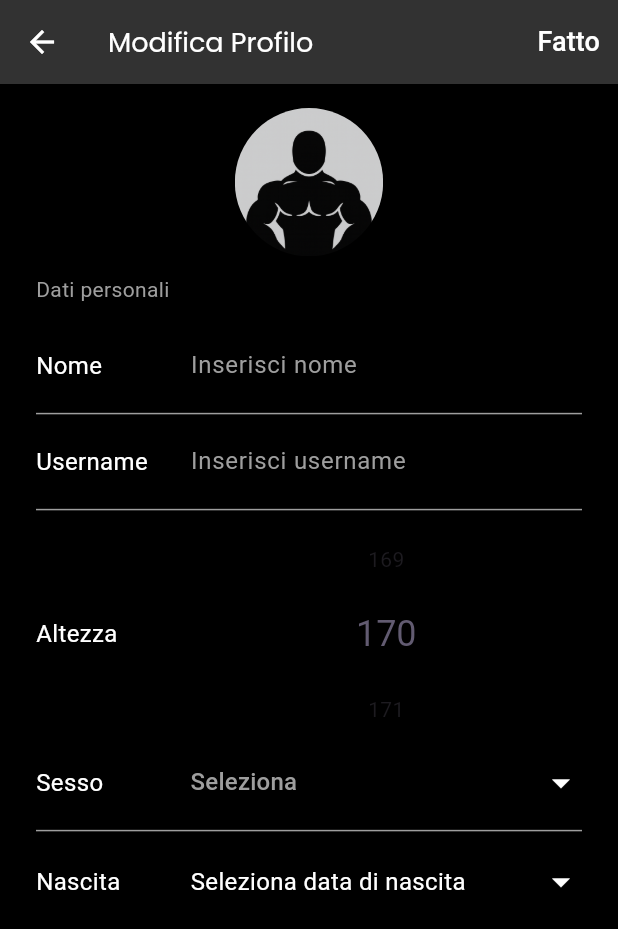
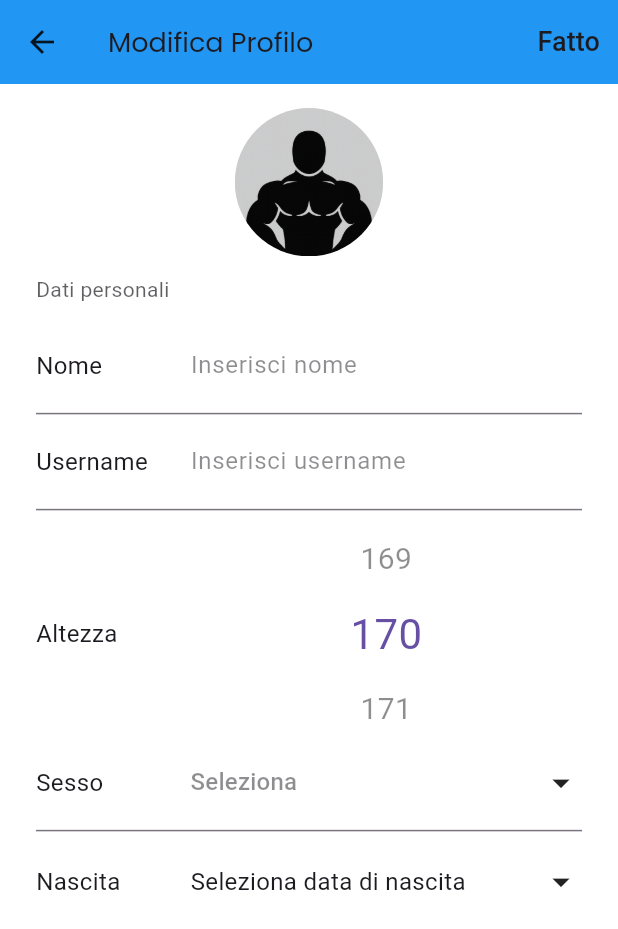
Before and after one commit to alessiogatto04/BYBV, a Flutter app: the Settings_Page screen opened directly, after a tap on "Profilo", on a phone screen of 412 x 824 dp. Shown: the top 929 px of the screen. Run offline on Flutter 3.47's test engine with Material 3 defaults, Android fonts, the phone set to English and light mode, and no system bars; drawn by our look-alikes of numberpicker; our stand-ins replace cloud_firestore, firebase_auth, firebase_core, google_sign_in, shared_preferences, table_calendar and 1 more; accounts and stored records are empty.

Commit message:
Miglioramento gestione tema chiaro scuro

```diff
--- a/bybv/lib/Pages/impostazioni.dart
+++ b/bybv/lib/Pages/impostazioni.dart
@@ -28,16 +28,16 @@ class Settings_Page extends StatelessWidget {
     double screenWidth = MediaQuery.of(context).size.width;
 
     return Scaffold(
-      backgroundColor: Colors.black,
+      backgroundColor: Theme.of(context).scaffoldBackgroundColor,
       appBar: AppBar(
-        backgroundColor: Colors.black,
+        backgroundColor: Theme.of(context).appBarTheme.backgroundColor ?? Theme.of(context).primaryColor,
         leading: IconButton(
-          icon: const Icon(Icons.arrow_back, color: Colors.white),
+          icon: Icon(Icons.arrow_back, color: Theme.of(context).iconTheme.color),
           onPressed: () => Navigator.pop(context),
         ),
-        title: const Text(
+        title: Text(
           "Impostazioni",
-          style: TextStyle(color: Colors.white),
+          style: TextStyle(color: Theme.of(context).textTheme.titleLarge?.color ?? Colors.white),
         ),
         centerTitle: true,
       ),
@@ -46,9 +46,9 @@ class Settings_Page extends StatelessWidget {
           const SizedBox(height: 16),
 
         ListTile(
-            leading: Icon(Icons.person, color: Colors.white),
-            title: Text("Profilo", style: TextStyle(color: Colors.white)),
-            trailing: Icon(Icons.chevron_right, color: Colors.grey),
+            leading: Icon(Icons.person, color: Theme.of(context).iconTheme.color),
+            title: Text("Profilo", style: TextStyle(color: Theme.of(context).textTheme.bodyLarge?.color)),
+            trailing: Icon(Icons.chevron_right, color: Theme.of(context).iconTheme.color?.withOpacity(0.7) ?? Colors.grey),
             onTap: () {
               Navigator.push(
                 context,
@@ -58,27 +58,27 @@ class Settings_Page extends StatelessWidget {
         ),
 
           Container(
-            color: Colors.black,
+            color: Theme.of(context).cardColor,
             child: ListTile(
-              leading: Icon(Icons.language, color: Colors.white),
-              title: Text("Lingua", style: TextStyle(color: Colors.white)),
-              trailing: Icon(Icons.chevron_right, color: Colors.grey),
+              leading: Icon(Icons.language, color: Theme.of(context).iconTheme.color),
+              title: Text("Lingua", style: TextStyle(color: Theme.of(context).textTheme.bodyLarge?.color)),
+              trailing: Icon(Icons.chevron_right, color: Theme.of(context).iconTheme.color?.withOpacity(0.7) ?? Colors.grey),
 
             ),
           ),
 
           Container(
-            color: Colors.black,
+            color: Theme.of(context).cardColor,
             child: ListTile(
-              leading: Icon(Icons.dark_mode, color: Colors.white),
-              title: Text("Tema", style: TextStyle(color: Colors.white)),
-              subtitle: Text(label, style: TextStyle(color: Colors.white)),
-              trailing: Icon(Icons.chevron_right, color: Colors.grey),
+              leading: Icon(Icons.dark_mode, color: Theme.of(context).iconTheme.color),
+              title: Text("Tema", style: TextStyle(color: Theme.of(context).textTheme.bodyLarge?.color)),
+              subtitle: Text(label, style: TextStyle(color: Theme.of(context).textTheme.bodyMedium?.color)),
+              trailing: Icon(Icons.chevron_right, color: Theme.of(context).iconTheme.color?.withOpacity(0.7) ?? Colors.grey),
               onTap: () {
                 showModalBottomSheet(
                   context: context,
                   isScrollControlled: true,
-                  backgroundColor: Colors.grey[900], // Sfondo scuro del BottomSheet
+                  backgroundColor: Theme.of(context).dialogBackgroundColor,
                   shape: RoundedRectangleBorder(
                     borderRadius: BorderRadius.vertical(top: Radius.circular(20)),
                   ),
@@ -99,7 +99,7 @@ class Settings_Page extends StatelessWidget {
                             width: screenWidth * 0.12,
                             height: 4,
                             decoration: BoxDecoration(
-                              color: Colors.grey[600],
+                              color: Theme.of(context).dividerColor,
                               borderRadius: BorderRadius.circular(2),
                             ),
                           ),
@@ -110,7 +110,7 @@ class Settings_Page extends StatelessWidget {
                             "Seleziona il tema",
                             style: TextStyle(
                               fontFamily: 'Poppins',
-                              color: Colors.white,
+                              color: Theme.of(context).textTheme.bodyLarge?.color,
                               fontWeight: FontWeight.w500,
                               fontSize: screenWidth * 0.05,
                             ),
@@ -120,15 +120,19 @@ class Settings_Page extends StatelessWidget {
                           // Opzione Sistema
                           Container(
                             decoration: BoxDecoration(
-                              border: Border.all(color: Colors.grey[700]!, width: 1),
+                              border: Border.all(
+                                color: Theme.of(context).dividerColor,
+                                width: 1
+                              ),
                               borderRadius: BorderRadius.circular(10),
+                              color: Theme.of(context).cardColor,
                             ),
                             margin: EdgeInsets.symmetric(vertical: screenHeight * 0.01),
                             child: RadioListTile<ThemeMode>(
                               title: Text(
                                 "Sistema",
                                 style: TextStyle(
-                                  color: Colors.white,
+                                  color: Theme.of(context).textTheme.bodyLarge?.color,
                                   fontFamily: 'Poppins',
                                   fontSize: screenWidth * 0.04,
                                 ),
@@ -141,22 +145,26 @@ class Settings_Page extends StatelessWidget {
                                   Navigator.pop(context);
                                 }
                               },
-                              activeColor: Colors.blue,
+                              activeColor: Theme.of(context).primaryColor,
                             ),
                           ),
 
                           // Opzione Scuro
                           Container(
                             decoration: BoxDecoration(
-                              border: Border.all(color: Colors.grey[700]!, width: 1),
+                              border: Border.all(
+                                color: Theme.of(context).dividerColor,
+                                width: 1
+                              ),
                               borderRadius: BorderRadius.circular(10),
+                              color: Theme.of(context).cardColor,
                             ),
                             margin: EdgeInsets.symmetric(vertical: screenHeight * 0.01),
                             child: RadioListTile<ThemeMode>(
                               title: Text(
                                 "Scuro",
                                 style: TextStyle(
-                                  color: Colors.white,
+                                  color: Theme.of(context).textTheme.bodyLarge?.color,
                                   fontFamily: 'Poppins',
                                   fontSize: screenWidth * 0.04,
                                 ),
@@ -169,22 +177,26 @@ class Settings_Page extends StatelessWidget {
                                   Navigator.pop(context);
                                 }
                               },
-                              activeColor: Colors.blue,
+                              activeColor: Theme.of(context).primaryColor,
                             ),
                           ),
 
                           // Opzione Chiaro
                           Container(
                             decoration: BoxDecoration(
-                              border: Border.all(color: Colors.grey[700]!, width: 1),
+                              border: Border.all(
+                                color: Theme.of(context).dividerColor,
+                                width: 1
+                              ),
                               borderRadius: BorderRadius.circular(10),
+                              color: Theme.of(context).cardColor,
                             ),
                             margin: EdgeInsets.symmetric(vertical: screenHeight * 0.01),
                             child: RadioListTile<ThemeMode>(
                               title: Text(
                                 "Chiaro",
                                 style: TextStyle(
-                                  color: Colors.white,
+                                  color: Theme.of(context).textTheme.bodyLarge?.color,
                                   fontFamily: 'Poppins',
                                   fontSize: screenWidth * 0.04,
                                 ),
@@ -197,7 +209,7 @@ class Settings_Page extends StatelessWidget {
                                   Navigator.pop(context);
                                 }
                               },
-                              activeColor: Colors.blue,
+                              activeColor: Theme.of(context).primaryColor,
                             ),
                           ),
 
@@ -211,28 +223,28 @@ class Settings_Page extends StatelessWidget {
             ),
           ),
           Container(
-            color: Colors.black,
+            color: Theme.of(context).cardColor,
             child: ListTile(
-              leading: Icon(Icons.help, color: Colors.white),
+              leading: Icon(Icons.help, color: Theme.of(context).iconTheme.color),
               title: Text(
                 "Guida Introduttiva",
-                style: TextStyle(color: Colors.white),
+                style: TextStyle(color: Theme.of(context).textTheme.bodyLarge?.color),
               ),
-              trailing: Icon(Icons.chevron_right, color: Colors.grey),
+              trailing: Icon(Icons.chevron_right, color: Theme.of(context).iconTheme.color?.withOpacity(0.7) ?? Colors.grey),
               //  onTap: () {
               //   Navigator.push(
               //     context,
               //     MaterialPageRoute(builder: (context) => GuidaIntroduttiva()),
               //   );
-              // }, //ALTRA PAGINA CHIAMATA "GUIDA INTRODUTTIVA" DOVE CI SCRIVIAMO LO SCOPO DELL'APP, COME REGISTRARE ALLENAMENTI MA NON TROPPO CHE SE POI FACCIAMO FOTO E ALTRO PERDIAMO TANTO TANTO TEMPO
+              // }, //ALTRA PAGINA CHIAMATA "GUIDA INTRODUTTIVA" DOVE CI SCRIVIAMO LO SCOPO DELL'APP, COME REGISTRARE ALLENAMENTI MA NON TROPPO CHE SE POI FACCIAMO FOTO E ALTRO PERDIAMO TANTO TANPO TEMPO
             ),
           ),
           Container(
-            color: Colors.black,
+            color: Theme.of(context).cardColor,
             child: ListTile(
-              leading: Icon(Icons.question_mark_rounded, color: Colors.white),
-              title: Text("Chi siamo?", style: TextStyle(color: Colors.white)),
-              trailing: Icon(Icons.chevron_right, color: Colors.grey),
+              leading: Icon(Icons.question_mark_rounded, color: Theme.of(context).iconTheme.color),
+              title: Text("Chi siamo?", style: TextStyle(color: Theme.of(context).textTheme.bodyLarge?.color)),
+              trailing: Icon(Icons.chevron_right, color: Theme.of(context).iconTheme.color?.withOpacity(0.7) ?? Colors.grey),
               //onTap: () {
               //   Navigator.push(
               //     context,
--- a/bybv/lib/Pages/modifica.dart
+++ b/bybv/lib/Pages/modifica.dart
@@ -78,15 +78,15 @@ class _ModificaState extends State<Modifica> {
       context: context,
       builder: (_) => Container(
         height: 250,
-        color: Colors.black,
+        color: Theme.of(context).dialogBackgroundColor,
         child: SafeArea(
           top: false,
           child: CupertinoTheme(
-            data: const CupertinoThemeData(
-              brightness: Brightness.dark,
+            data: CupertinoThemeData(
+              brightness: Theme.of(context).brightness,
               textTheme: CupertinoTextThemeData(
                 dateTimePickerTextStyle: TextStyle(
-                  color: Colors.white,
+                  color: Theme.of(context).textTheme.bodyLarge?.color,
                   fontSize: 20,
                 ),
               ),
@@ -158,13 +158,13 @@ class _ModificaState extends State<Modifica> {
 
 
     return Scaffold(
-      backgroundColor: Colors.black,
+      backgroundColor: Theme.of(context).scaffoldBackgroundColor,
       appBar: AppBar(
-        backgroundColor: const Color.fromARGB(255, 50, 50, 50),
-        title: const Text(
+        backgroundColor: Theme.of(context).appBarTheme.backgroundColor ?? Theme.of(context).primaryColor,
+        title: Text(
           "Modifica Profilo",
           style: TextStyle(
-            color: Colors.white,
+            color: Theme.of(context).textTheme.titleLarge?.color ?? Colors.white,
             fontFamily: 'Poppins',
             fontSize: 18,
           ),
@@ -173,7 +173,7 @@ class _ModificaState extends State<Modifica> {
           onPressed: () {
             Navigator.pop(context);
           }, //TORNA ALLA PAGINA DI PRIMA NON SALVANDO
-          icon: const Icon(Icons.arrow_back, color: Colors.white),
+          icon: Icon(Icons.arrow_back, color: Theme.of(context).iconTheme.color),
         ),
         actions: [
           TextButton(
@@ -185,15 +185,21 @@ class _ModificaState extends State<Modifica> {
                   await saveSex();
                   await saveDateOfBirth();
                   ScaffoldMessenger.of(context).showSnackBar(
-                  const SnackBar(content: Text('Dati salvati!')),
+                    SnackBar(
+                      content: Text('Dati salvati!'),
+                      backgroundColor: Theme.of(context).primaryColor,
+                    ),
                   );
                   Navigator.push(
                     context,
                     MaterialPageRoute(builder: (context) => HomePage()));
                 }, //TORNA ALLA PAGINA DI PRIMA SALVANDO TUTTI I DATI E CAMBIAMENTI
-            child: const Text(
+            child: Text(
               "Fatto",
-              style: TextStyle(fontSize: 18, color: Colors.white),
+              style: TextStyle(
+                fontSize: 18,
+                color: Theme.of(context).textTheme.titleLarge?.color ?? Colors.white
+              ),
             ),
           ),
         ],
@@ -209,7 +215,7 @@ class _ModificaState extends State<Modifica> {
                 children: [
                   CircleAvatar(
                     radius: screenWidth * 0.12,
-                    backgroundColor: Colors.black,
+                    backgroundColor: Theme.of(context).cardColor,
                     backgroundImage: const AssetImage("images/imgprofile.png"),
                   ),
                 ],
@@ -218,9 +224,12 @@ class _ModificaState extends State<Modifica> {
 
             SizedBox(height: screenHeight * 0.015),
 
-            const Text(
+            Text(
               "Dati personali",
-              style: TextStyle(color: Colors.grey, fontSize: 14),
+              style: TextStyle(
+                color: Theme.of(context).textTheme.bodyMedium?.color?.withOpacity(0.7) ?? Colors.grey,
+                fontSize: 14
+              ),
             ),
 
             SizedBox(height: screenHeight * 0.02),
@@ -229,18 +238,23 @@ class _ModificaState extends State<Modifica> {
               children: [
                 SizedBox(
                   width: screenWidth * 0.25,
-                  child: const Text(
+                  child: Text(
                     "Nome",
-                    style: TextStyle(color: Colors.white, fontSize: 16),
+                    style: TextStyle(
+                      color: Theme.of(context).textTheme.bodyLarge?.color ?? Colors.white,
+                      fontSize: 16
+                    ),
                   ),
                 ),
                 Expanded(
                   child: TextField(
                     controller: nameController,
-                    style: const TextStyle(color: Colors.white),
-                    decoration: const InputDecoration(
+                    style: TextStyle(color: Theme.of(context).textTheme.bodyLarge?.color),
+                    decoration: InputDecoration(
                       hintText: "Inserisci nome",
-                      hintStyle: TextStyle(color: Colors.grey),
+                      hintStyle: TextStyle(
+                        color: Theme.of(context).textTheme.bodyMedium?.color?.withOpacity(0.5) ?? Colors.grey
+                      ),
                       border: InputBorder.none,
                     ),
                   ),
@@ -248,24 +262,29 @@ class _ModificaState extends State<Modifica> {
               ],
             ),
 
-            Divider(color: Colors.grey),
+            Divider(color: Theme.of(context).dividerColor),
 
             Row(
               children: [
                 SizedBox(
                   width: screenWidth * 0.25,
-                  child: const Text(
+                  child: Text(
                     "Username",
-                    style: TextStyle(color: Colors.white, fontSize: 16),
+                    style: TextStyle(
+                      color: Theme.of(context).textTheme.bodyLarge?.color ?? Colors.white,
+                      fontSize: 16
+                    ),
                   ),
                 ),
                 Expanded(
                   child: TextField(
                     controller: usernameController,
-                    style: const TextStyle(color: Colors.white),
-                    decoration: const InputDecoration(
+                    style: TextStyle(color: Theme.of(context).textTheme.bodyLarge?.color),
+                    decoration: InputDecoration(
                       hintText: "Inserisci username",
-                      hintStyle: TextStyle(color: Colors.grey),
+                      hintStyle: TextStyle(
+                        color: Theme.of(context).textTheme.bodyMedium?.color?.withOpacity(0.5) ?? Colors.grey
+                      ),
                       border: InputBorder.none,
                     ),
                   ),
@@ -273,15 +292,18 @@ class _ModificaState extends State<Modifica> {
               ],
             ),
 
-            Divider(color: Colors.grey),
+            Divider(color: Theme.of(context).dividerColor),
 
             Row(
               children: [
                 SizedBox(
                   width: screenWidth * 0.25,
-                  child: const Text(
+                  child: Text(
                     "Altezza ",
-                    style: TextStyle(color: Colors.white, fontSize: 16),
+                    style: TextStyle(
+                      color: Theme.of(context).textTheme.bodyLarge?.color ?? Colors.white,
+                      fontSize: 16
+                    ),
                   ),
                 ),
                 Expanded(
@@ -289,6 +311,16 @@ class _ModificaState extends State<Modifica> {
                     minValue: 60,
                     maxValue: 235,
                     value: height.clamp(60, 235),
+                    textStyle: TextStyle(
+                      color: Theme.of(context).textTheme.bodyMedium?.color?.withOpacity(0.5) ?? Colors.grey,
+                      fontSize: 20,
+                    ),
+                    selectedTextStyle: TextStyle(
+                      color: Theme.of(context).primaryColor,
+                      fontSize: 28,
+                    ),
+                    itemHeight: 50,
+                    itemWidth: 60,
                     onChanged: (v){
                       setState(() {
                         height = v;
@@ -305,9 +337,12 @@ class _ModificaState extends State<Modifica> {
               children: [
                 SizedBox(
                   width: screenWidth * 0.25,
-                  child: const Text(
+                  child: Text(
                     "Sesso",
-                    style: TextStyle(color: Colors.white, fontSize: 16),
+                    style: TextStyle(
+                      color: Theme.of(context).textTheme.bodyLarge?.color ?? Colors.white,
+                      fontSize: 16
+                    ),
                   ),
                 ),
 
@@ -315,36 +350,45 @@ class _ModificaState extends State<Modifica> {
                   child: DropdownButtonHideUnderline(
                     child: DropdownButton<String>(
                       value: selectedSex,
-                      dropdownColor: Colors.black,
-                      icon: const Icon(
+                      dropdownColor: Theme.of(context).cardColor,
+                      icon: Icon(
                         Icons.arrow_drop_down,
-                        color: Colors.white,
+                        color: Theme.of(context).iconTheme.color,
                         size: 28,
                       ),
-                      hint: const Text(
+                      hint: Text(
                         "Seleziona",
-                        style: TextStyle(color: Colors.grey, fontSize: 16),
+                        style: TextStyle(
+                          color: Theme.of(context).textTheme.bodyMedium?.color?.withOpacity(0.5) ?? Colors.grey,
+                          fontSize: 16
+                        ),
                       ),
-                      items: const [
+                      items: [
                         DropdownMenuItem(
                           value: "M",
                           child: Text(
                             "Maschio",
-                            style: TextStyle(color: Colors.white),
+                            style: TextStyle(
+                              color: Theme.of(context).textTheme.bodyLarge?.color ?? Colors.white
+                            ),
                           ),
                         ),
                         DropdownMenuItem(
                           value: "F",
                           child: Text(
                             "Femmina",
-                            style: TextStyle(color: Colors.white),
+                            style: TextStyle(
+                              color: Theme.of(context).textTheme.bodyLarge?.color ?? Colors.white
+                            ),
                           ),
                         ),
                         DropdownMenuItem(
                           value: "N",
                           child: Text(
                             "Poco e niente",
-                            style: TextStyle(color: Colors.white),
+                            style: TextStyle(
+                              color: Theme.of(context).textTheme.bodyLarge?.color ?? Colors.white
+                            ),
                           ),
                         ),
                       ],
@@ -359,15 +403,18 @@ class _ModificaState extends State<Modifica> {
               ],
             ),
 
-            Divider(color: Colors.grey),
+            Divider(color: Theme.of(context).dividerColor),
 
             Row(
               children: [
                 SizedBox(
                   width: screenWidth * 0.25,
-                  child: const Text(
+                  child: Text(
                     "Nascita",
-                    style: TextStyle(color: Colors.white, fontSize: 16),
+                    style: TextStyle(
+                      color: Theme.of(context).textTheme.bodyLarge?.color ?? Colors.white,
+                      fontSize: 16
+                    ),
                   ),
                 ),
 
@@ -383,11 +430,14 @@ class _ModificaState extends State<Modifica> {
                             dataDiNascita == null
                                 ? "Seleziona data di nascita"
                                 : "${dataDiNascita!.day}/${dataDiNascita!.month}/${dataDiNascita!.year}",
-                            style: const TextStyle(color: Colors.white, fontSize: 16),
+                            style: TextStyle(
+                              color: Theme.of(context).textTheme.bodyLarge?.color ?? Colors.white,
+                              fontSize: 16
+                            ),
                           ),
-                          const Icon(
+                          Icon(
                             Icons.arrow_drop_down,
-                            color: Colors.white,
+                            color: Theme.of(context).iconTheme.color,
                             size: 28,
                           ),
                         ]
```
Also changed, not shown: bybv/lib/Pages/allenamento_page.dart (+10 -12 lines), bybv/lib/Pages/esercizi_page.dart (+10 -9 lines), bybv/lib/Pages/home_page.dart (+7 -8 lines), bybv/lib/Pages/seleziona_esercizi_page.dart (+38 -12 lines).
